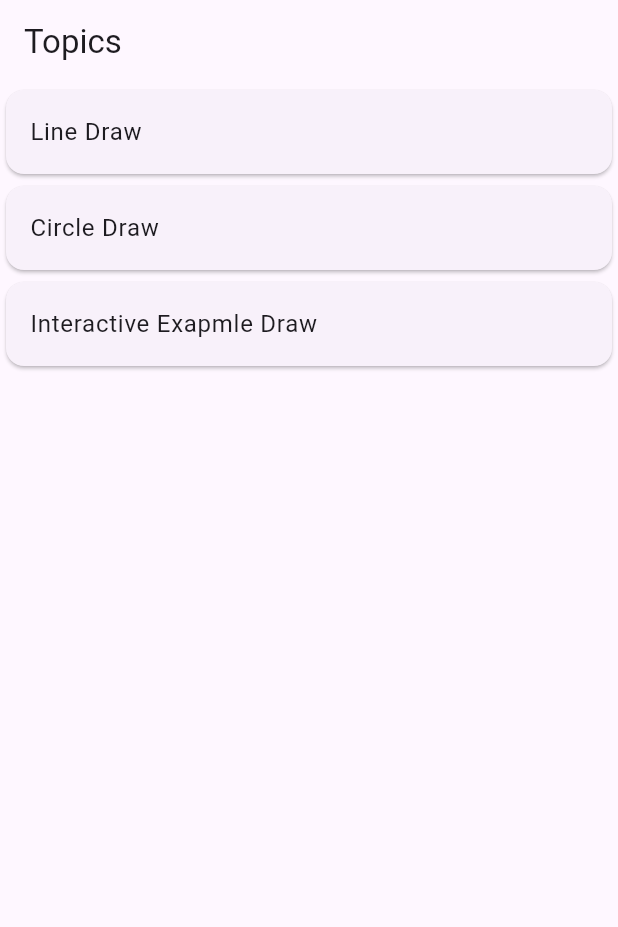
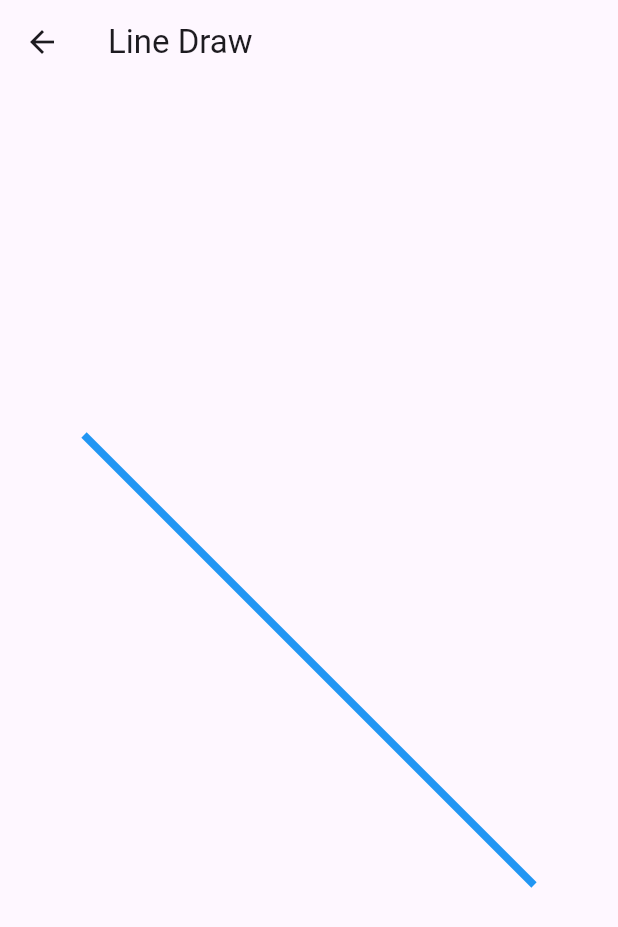
Before and after one commit to abidroid/custom_painter_flutter, a Flutter app: the screen it shows after launch, after a tap on "Line Draw", on a phone screen of 412 x 824 dp. Shown: the top 927 px of the screen. Run offline on Flutter 3.47's test engine with Material 3 defaults, Android fonts, the light colour scheme and no system bars.

Commit message:
line draw

```diff
--- a/lib/screens/landing_screen.dart
+++ b/lib/screens/landing_screen.dart
@@ -1,3 +1,4 @@
+import 'package:custom_painter_flutter/screens/line_draw_screen.dart';
 import 'package:flutter/material.dart';
 
 class LandingScreen extends StatelessWidget {
@@ -14,7 +15,12 @@ class LandingScreen extends StatelessWidget {
           Card(
             child: ListTile(
               title: const Text('Line Draw'),
-              onTap: () {},
+              onTap: () {
+                Navigator.of(context)
+                    .push(MaterialPageRoute(builder: (context) {
+                  return const LineDrawScreen();
+                }));
+              },
             ),
           ),
           Card(
--- /dev/null
+++ b/lib/screens/line_draw_screen.dart
@@ -0,0 +1,39 @@
+import 'package:flutter/material.dart';
+
+class LineDrawScreen extends StatelessWidget {
+  const LineDrawScreen({super.key});
+
+  @override
+  Widget build(BuildContext context) {
+    return Scaffold(
+      appBar: AppBar(
+        title: const Text('Line Draw'),
+      ),
+      body: Center(
+        child: CustomPaint(
+          size: const Size(300, 300),
+          painter: LinePainter(),
+        ),
+      ),
+    );
+  }
+}
+
+class LinePainter extends CustomPainter {
+  @override
+  void paint(Canvas canvas, Size size) {
+    Paint paint = Paint()
+      ..color = Colors.blue
+      ..strokeWidth = 5;
+
+    // Draw a line from top-left to bottom-right
+    Offset startPoint = const Offset(0, 0);
+    Offset endPoint = Offset(size.width, size.height);
+    canvas.drawLine(startPoint, endPoint, paint);
+  }
+
+  @override
+  bool shouldRepaint(covariant CustomPainter oldDelegate) {
+    return false;
+  }
+}
```
